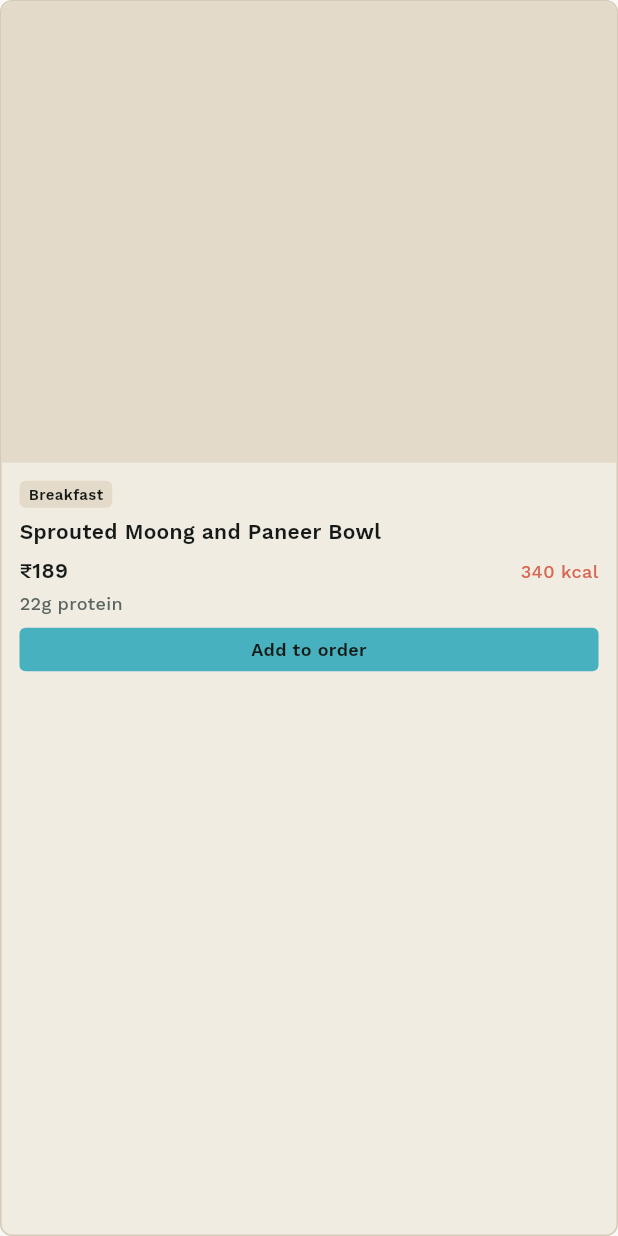
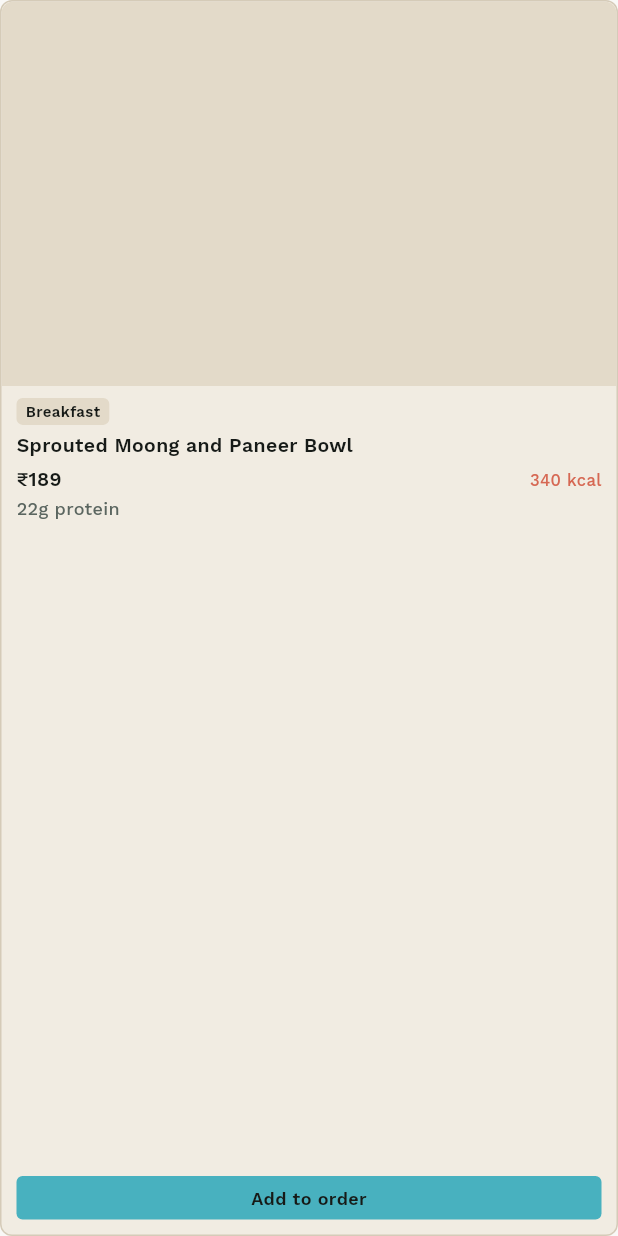
Before and after one commit to Rehan225/cure_fit, a Flutter app: the MealCard widget shown alone on an empty page, opened directly with sample values from the repository, on a phone screen of 412 x 824 dp. Run offline on Flutter 3.47's test engine with Material 3 defaults, Android fonts, the phone set to English and light mode, and no system bars.

Commit message:
fix: resolve RenderFlex bottom overflow on MealCard in Healthy Delivery grid

```diff
--- a/lib/screens/nutrition/nutrition_screen.dart
+++ b/lib/screens/nutrition/nutrition_screen.dart
@@ -446,7 +446,7 @@ class _NutritionScreenState extends State<NutritionScreen>
               crossAxisCount: 2,
               crossAxisSpacing: 12,
               mainAxisSpacing: 12,
-              childAspectRatio: 0.68,
+              childAspectRatio: 0.55,
             ),
             itemCount: filteredMeals.length,
             itemBuilder: (context, index) {
--- a/lib/widgets/meal_card.dart
+++ b/lib/widgets/meal_card.dart
@@ -34,7 +34,7 @@ class MealCard extends StatelessWidget {
                 topRight: Radius.circular(AppTheme.radiusLarge),
               ),
               child: AspectRatio(
-                aspectRatio: 4 / 3,
+                aspectRatio: 16 / 10,
                 child: Image.asset(
                   meal.imagePath,
                   fit: BoxFit.cover,
@@ -52,9 +52,14 @@ class MealCard extends StatelessWidget {
                 ),
               ),
             ),
-            Padding(
-              padding: const EdgeInsets.all(12),
+            Expanded(
+              child: Padding(
+                padding: const EdgeInsets.fromLTRB(10, 8, 10, 10),
                 child: Column(
+                  crossAxisAlignment: CrossAxisAlignment.start,
+                  mainAxisAlignment: MainAxisAlignment.spaceBetween,
+                  children: [
+                    Column(
                       crossAxisAlignment: CrossAxisAlignment.start,
                       children: [
                         Container(
@@ -64,7 +69,9 @@ class MealCard extends StatelessWidget {
                           ),
                           decoration: BoxDecoration(
                             color: AppColors.warmOat,
-                      borderRadius: BorderRadius.circular(AppTheme.radiusSmall),
+                            borderRadius: BorderRadius.circular(
+                              AppTheme.radiusSmall,
+                            ),
                           ),
                           child: Text(
                             meal.category,
@@ -76,19 +83,19 @@ class MealCard extends StatelessWidget {
                             ),
                           ),
                         ),
-                  const SizedBox(height: 6),
+                        const SizedBox(height: 4),
                         Text(
                           meal.name,
                           maxLines: 2,
                           overflow: TextOverflow.ellipsis,
                           style: const TextStyle(
                             fontFamily: 'WorkSans',
-                      fontSize: 14,
+                            fontSize: 13,
                             fontWeight: FontWeight.w600,
                             color: AppColors.deepForest,
                           ),
                         ),
-                  const SizedBox(height: 6),
+                        const SizedBox(height: 4),
                         Row(
                           mainAxisAlignment: MainAxisAlignment.spaceBetween,
                           children: [
@@ -96,7 +103,7 @@ class MealCard extends StatelessWidget {
                               '₹${meal.price}',
                               style: const TextStyle(
                                 fontFamily: 'WorkSans',
-                          fontSize: 14,
+                                fontSize: 13,
                                 fontWeight: FontWeight.w600,
                                 color: AppColors.deepForest,
                               ),
@@ -105,21 +112,28 @@ class MealCard extends StatelessWidget {
                               '${meal.calories} kcal',
                               style: const TextStyle(
                                 fontFamily: 'WorkSans',
-                          fontSize: 12,
+                                fontSize: 11,
                                 color: AppColors.orange,
                                 fontWeight: FontWeight.w500,
                               ),
                             ),
                           ],
                         ),
-                  const SizedBox(height: 4),
-                  Text('${meal.protein}g protein', style: AppTextStyles.label),
-                  if (onAddToCart != null) ...[
-                    const SizedBox(height: 8),
+                        const SizedBox(height: 2),
+                        Text(
+                          '${meal.protein}g protein',
+                          style: AppTextStyles.label,
+                        ),
+                      ],
+                    ),
+                    if (onAddToCart != null)
                       InkWell(
                         onTap: onAddToCart,
-                      borderRadius: BorderRadius.circular(AppTheme.radiusSmall),
+                        borderRadius: BorderRadius.circular(
+                          AppTheme.radiusSmall,
+                        ),
                         child: Container(
+                          width: double.infinity,
                           padding: const EdgeInsets.symmetric(vertical: 6),
                           alignment: Alignment.center,
                           decoration: BoxDecoration(
@@ -140,7 +154,7 @@ class MealCard extends StatelessWidget {
                         ),
                       ),
                   ],
-                ],
+                ),
               ),
             ),
           ],
```
Also changed, not shown: 1 other file. Lines whose indentation alone changed are shown as unchanged.
